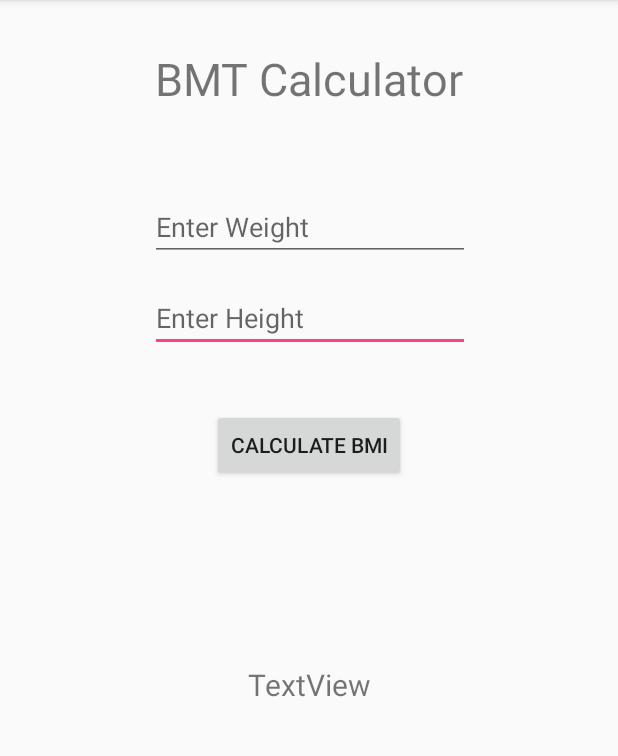
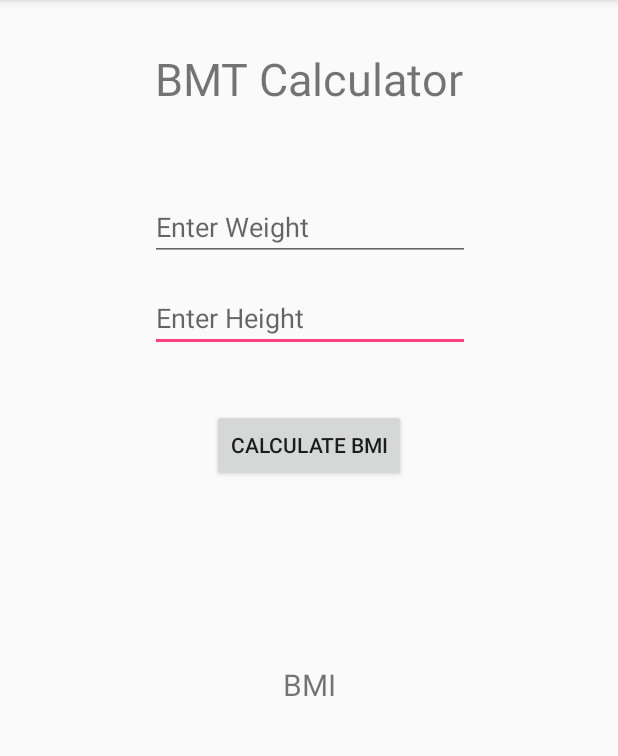
Before and after one commit to MumAroi/android-test, an Android app: the screen it shows after launch (MainActivity), on a phone screen of 412 x 824 dp, the part 84-840 px from its top. Run offline under Robolectric (Android 15) with nearby library versions, the phone set to English and light mode, and no system bars.

Commit message:
BMI layout

```diff
--- a/MyNewApp/app/src/main/res/layout/activity_main.xml
+++ b/MyNewApp/app/src/main/res/layout/activity_main.xml
@@ -54,6 +54,7 @@
         android:layout_width="wrap_content"
         android:layout_height="wrap_content"
         android:text="Calculate BMI"
+        android:onClick="buttononClick"
         android:layout_marginTop="38dp"
         app:layout_constraintTop_toBottomOf="@+id/userHeight"
         app:layout_constraintRight_toRightOf="parent"
@@ -63,7 +64,7 @@
         android:id="@+id/userBMI"
         android:layout_width="wrap_content"
         android:layout_height="wrap_content"
-        android:text="TextView"
+        android:text="BMI"
         android:layout_marginTop="122dp"
         android:textSize="20dp"
         app:layout_constraintTop_toBottomOf="@+id/button"
```
Also changed, not shown: MyNewApp/app/src/main/java/com/example/paramas_wae/mynewapp/MainActivity.java (+9 -4 lines).
